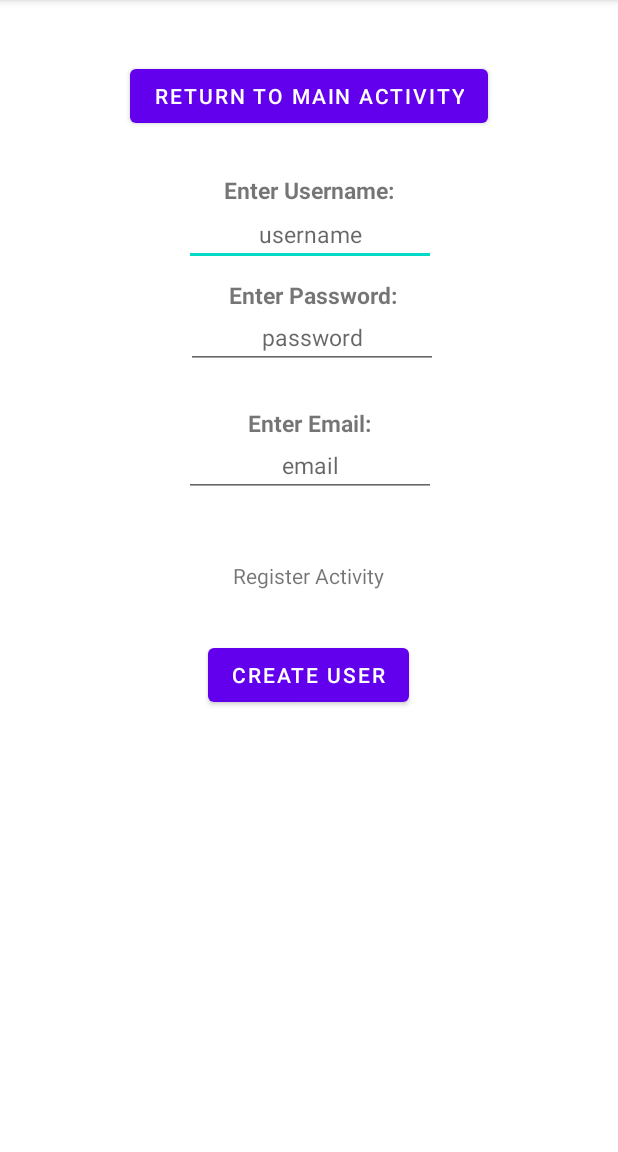
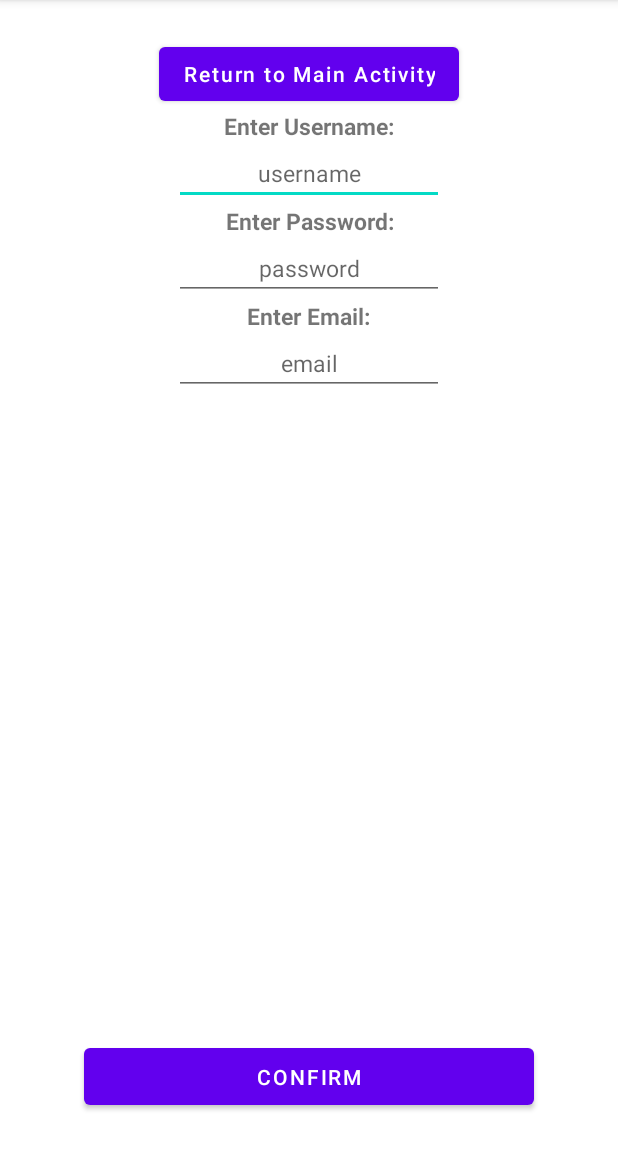
Before and after one commit to SyamMarcus/Android-Mobile-Development-Module, an Android app: the RegisterActivity screen opened directly, with no data from a screen before it, on a phone screen of 412 x 824 dp, the part 84-1236 px from its top. Run offline under Robolectric (Android 15) with nearby library versions, the phone set to English and light mode, and no system bars.

Commit message:
version 0.2.2
Feat:
- Replaced open listing activity button with a FloatingActionButton

Refactor:
- Made the layout of all activities more consistent with the relative layout format
- replaced android:text hardcoded string values into strings.xml

```diff
--- a/app/src/main/java/com/example/geartrader/MainActivity.java
+++ b/app/src/main/java/com/example/geartrader/MainActivity.java
@@ -11,13 +11,15 @@ import android.widget.ListAdapter;
 import android.widget.ListView;
 import android.widget.Toast;
 
+import com.google.android.material.floatingactionbutton.FloatingActionButton;
+
 import java.util.List;
 
 
 public class MainActivity extends AppCompatActivity {
     // Create class-member variables
     private Button openRegisterButton;
-    private Button openListingButton;
+    private FloatingActionButton openListingButton;
     private Button displayListingsButton;
     private ListView listingsList;
 
@@ -43,7 +45,7 @@ public class MainActivity extends AppCompatActivity {
         });
 
         // Create new button object for the openListing function
-        openListingButton = (Button) findViewById(R.id.openListingButton);
+        openListingButton = (FloatingActionButton) findViewById(R.id.openListingButton);
         openListingButton.setOnClickListener(new View.OnClickListener() {
             @Override
             public void onClick(View v) {
--- a/app/src/main/res/layout/activity_register.xml
+++ b/app/src/main/res/layout/activity_register.xml
@@ -6,134 +6,94 @@
     android:layout_height="match_parent"
     tools:context="com.example.geartrader.MainActivity">
 
-    <TextView
-        android:id="@+id/textView"
+    <Button
+        android:id="@+id/openMainButton"
         android:layout_width="wrap_content"
         android:layout_height="wrap_content"
-        android:layout_centerInParent="true"
-        android:text="Register Activity" />
+        android:layout_centerHorizontal="true"
+        android:layout_marginTop="25dp"
+        android:textAllCaps="false"
+        android:text="@string/return_to_main_activity"/>
 
     <TextView
         android:id="@+id/userTextView"
-        android:layout_width="168dp"
+        android:layout_width="wrap_content"
         android:layout_height="wrap_content"
-        android:layout_alignParentStart="true"
-        android:layout_alignParentLeft="true"
-        android:layout_alignParentTop="true"
+        android:layout_below="@id/openMainButton"
         android:layout_centerHorizontal="true"
-        android:layout_marginStart="122dp"
-        android:layout_marginLeft="122dp"
-        android:layout_marginTop="116dp"
         android:gravity="center"
         android:textStyle="bold"
         android:textSize="15sp"
-        android:text="Enter Username:" />
+        android:text="@string/enter_username" />
+
+    <EditText
+        android:id="@+id/userEditTextView"
+        android:layout_width="wrap_content"
+        android:layout_height="wrap_content"
+        android:layout_below="@id/userTextView"
+        android:layout_centerHorizontal="true"
+        android:gravity="center"
+        android:textSize="15sp"
+        android:ems="10"
+        android:hint="@string/username"
+        android:autofillHints="" />
+
+    <TextView
+        android:id="@+id/passTextView"
+        android:layout_width="wrap_content"
+        android:layout_height="wrap_content"
+        android:layout_below="@id/userEditTextView"
+        android:layout_centerHorizontal="true"
+        android:gravity="center"
+        android:textStyle="bold"
+        android:textSize="15sp"
+        android:text="@string/enter_password" />
+
+    <EditText
+        android:id="@+id/passEditTextView"
+        android:layout_width="wrap_content"
+        android:layout_height="wrap_content"
+        android:layout_below="@id/passTextView"
+        android:layout_centerHorizontal="true"
+        android:ems="10"
+        android:gravity="center"
+        android:textSize="15sp"
+        android:hint="@string/password"
+        android:inputType="textPassword"
+        android:autofillHints="" />
 
     <TextView
         android:id="@+id/emailTextView"
-        android:layout_width="168dp"
+        android:layout_width="wrap_content"
         android:layout_height="wrap_content"
-        android:layout_alignParentStart="true"
-        android:layout_alignParentLeft="true"
-        android:layout_alignParentTop="true"
+        android:layout_below="@id/passEditTextView"
         android:layout_centerHorizontal="true"
-        android:layout_marginStart="122dp"
-        android:layout_marginLeft="122dp"
-        android:layout_marginTop="271dp"
         android:gravity="center"
-        android:text="Enter Email:"
         android:textSize="15sp"
-        android:textStyle="bold" />
-
-    <TextView
-        android:id="@+id/passTextView"
-        android:layout_width="168dp"
-        android:layout_height="wrap_content"
-        android:layout_alignParentTop="true"
-        android:layout_alignParentEnd="true"
-        android:layout_alignParentRight="true"
-        android:layout_centerHorizontal="true"
-        android:layout_marginTop="186dp"
-        android:layout_marginEnd="120dp"
-        android:layout_marginRight="120dp"
-        android:gravity="center"
         android:textStyle="bold"
-        android:textSize="15sp"
-        android:text="Enter Password:" />
-
-    <EditText
-        android:id="@+id/userEditTextView"
-        android:hint="username"
-        android:layout_width="168dp"
-        android:layout_height="40dp"
-        android:layout_alignParentTop="true"
-        android:layout_alignParentEnd="true"
-        android:layout_alignParentRight="true"
-        android:layout_centerHorizontal="true"
-        android:layout_marginTop="137dp"
-        android:layout_marginEnd="121dp"
-        android:layout_marginRight="121dp"
-        android:ems="10"
-        android:inputType="textPersonName"
-        android:gravity="center"
-        android:textSize="15sp" />
-
-
-    <EditText
-        android:id="@+id/passEditTextView"
-        android:layout_width="168dp"
-        android:layout_height="40dp"
-        android:layout_alignParentTop="true"
-        android:layout_alignParentEnd="true"
-        android:layout_alignParentRight="true"
-        android:layout_centerHorizontal="true"
-        android:layout_marginTop="206dp"
-        android:layout_marginEnd="120dp"
-        android:layout_marginRight="120dp"
-        android:ems="10"
-        android:gravity="center"
-        android:hint="password"
-        android:inputType="textPassword"
-        android:textSize="15sp" />
+        android:text="@string/enter_email" />
 
     <EditText
         android:id="@+id/emailEditTextView"
-        android:layout_width="168dp"
-        android:layout_height="40dp"
-        android:layout_alignParentTop="true"
-        android:layout_alignParentEnd="true"
-        android:layout_alignParentRight="true"
+        android:layout_width="wrap_content"
+        android:layout_height="wrap_content"
+        android:layout_below="@id/emailTextView"
         android:layout_centerHorizontal="true"
-        android:layout_marginTop="291dp"
-        android:layout_marginEnd="121dp"
-        android:layout_marginRight="121dp"
         android:ems="10"
         android:gravity="center"
-        android:hint="email"
+        android:textSize="15sp"
+        android:hint="@string/email"
         android:inputType="textEmailAddress"
-        android:textSize="15sp" />
+        android:autofillHints="" />
 
 
     <Button
         android:id="@+id/createUser"
-        android:layout_width="wrap_content"
-        android:layout_height="wrap_content"
-        android:layout_alignParentTop="true"
+        android:layout_width="300dp"
+        android:layout_height="50dp"
+        android:layout_alignParentBottom="true"
         android:layout_centerHorizontal="true"
-        android:layout_marginStart="114dp"
-        android:layout_marginLeft="114dp"
-        android:layout_marginTop="426dp"
-        android:text="Create User" />
-
-    <Button
-        android:id="@+id/openMainButton"
-        android:layout_width="wrap_content"
-        android:layout_height="wrap_content"
-        android:layout_alignParentTop="true"
-        android:layout_centerHorizontal="true"
-        android:layout_marginStart="114dp"
-        android:layout_marginLeft="114dp"
-        android:layout_marginTop="40dp"
-        android:text="Return to main Activity" />
+        android:layout_marginBottom="25dp"
+        android:text="@string/confirm" />
 
 </RelativeLayout>
--- a/app/src/main/res/values/strings.xml
+++ b/app/src/main/res/values/strings.xml
@@ -1,3 +1,20 @@
 <resources>
     <string name="app_name">GearTrader</string>
+    <string name="create_new_account">Create New Account</string>
+    <string name="display_listings">Display Listings</string>
+    <string name="enter_listing_title">Enter Listing Title:</string>
+    <string name="return_to_main_activity">Return to Main Activity</string>
+    <string name="title">title</string>
+    <string name="enter_summary">Enter Summary:</string>
+    <string name="summary">summary</string>
+    <string name="enter_price">Enter Price (£) :</string>
+    <string name="price">price</string>
+    <string name="confirm">CONFIRM</string>
+    <string name="enter_username">Enter Username:</string>
+    <string name="username">username</string>
+    <string name="enter_password">Enter Password:</string>
+    <string name="password">password</string>
+    <string name="enter_email">Enter Email:</string>
+    <string name="email">email</string>
+    <string name="refresh_listings">Refresh Listings</string>
 </resources>
```
Also changed, not shown: app/src/main/java/com/example/geartrader/ListingModel.java (+5 -5 lines), app/src/main/res/layout/activity_create_listing.xml (+54 -91 lines), app/src/main/res/layout/activity_main.xml (+22 -40 lines).
